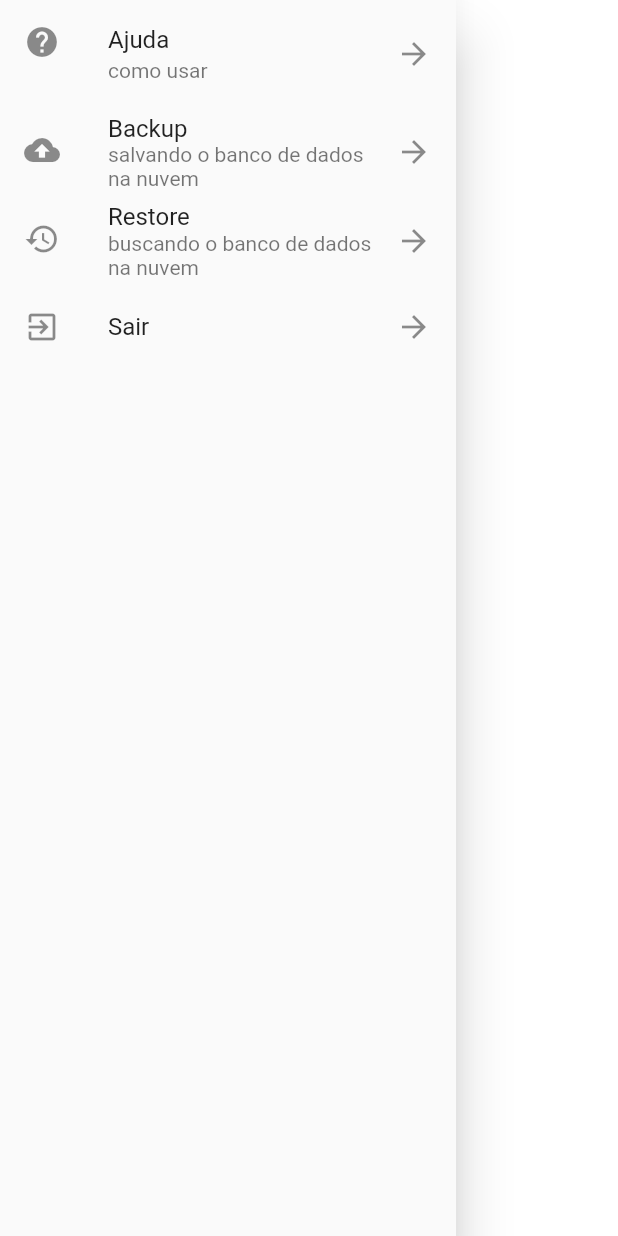
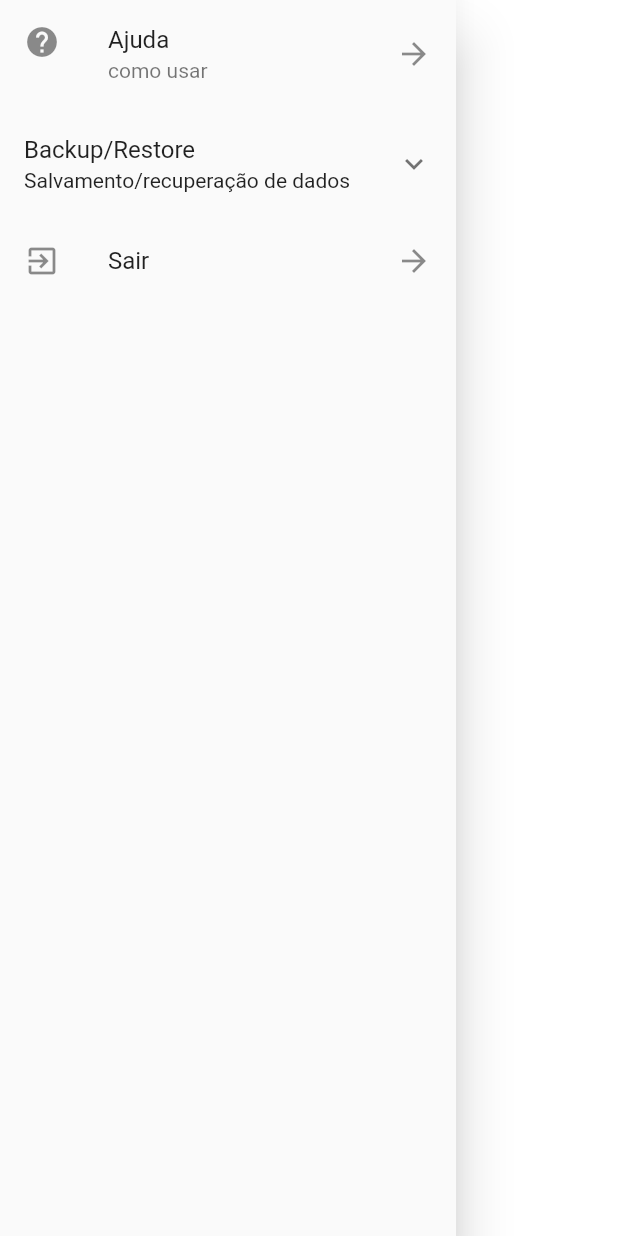
Before and after one commit to GiovanyFT/fiisplan2, a Flutter app: the MenuLateralAdmin widget shown alone on an empty page, opened directly, on a phone screen of 412 x 824 dp. Run offline on Flutter 3.47's test engine with Material 2 defaults, Android fonts, the phone set to English and light mode, and no system bars; our stand-ins replace firebase_core, firebase_messaging, firebase_storage, fl_chart, font_awesome_flutter, geocoding and 7 more; missing offline and left inert: flutter_rounded_date_picker; accounts and stored records are empty.

```diff
--- a/lib/telas/localwidget/menu_lateral_admin.dart
+++ b/lib/telas/localwidget/menu_lateral_admin.dart
@@ -41,8 +41,14 @@ class _MenuLateralAdminState extends State<MenuLateralAdmin> {
               ? <Widget>[
             _cabecalho(_controle.future!),
             _ajuda(context),
-            _backup(context),
-            _restore(context),
+            ExpansionTile(
+                title: Text("Backup/Restore"),
+                subtitle: Text('Salvamento/recuperação de dados'),
+                children: <Widget>[
+                  _backup(context),
+                  _restore(context),
+                ]
+            ),
             _sair(context)
           ]
               : <Widget>[
```
